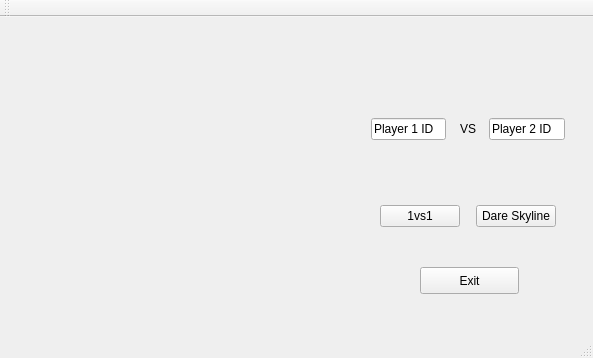
Before: the Qt Designer form 1vs1_qt/Second_version/dotandbox_1_1/mainwindow.ui in MarcoAlejandro/dotandbox_github, drawn with Qt 5.
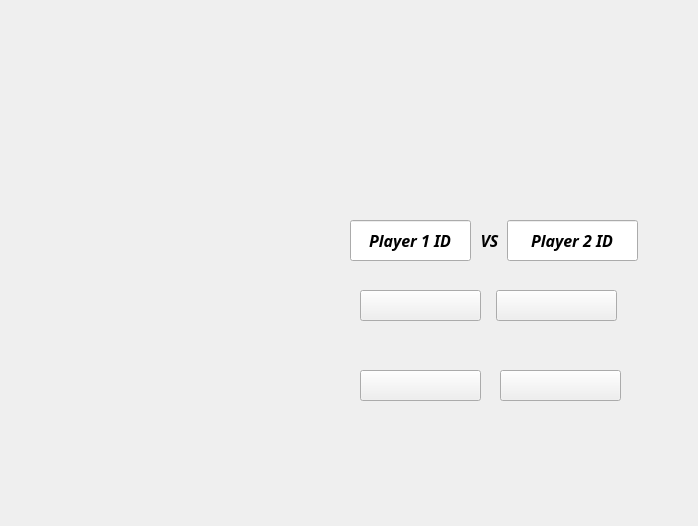
After: the same form once the commit is applied. Icons and pictures are not drawn.

Patch:
```diff
--- a/1vs1_qt/Second_version/dotandbox_1_1/mainwindow.ui
+++ b/1vs1_qt/Second_version/dotandbox_1_1/mainwindow.ui
@@ -6,208 +6,174 @@
    <rect>
     <x>0</x>
     <y>0</y>
-    <width>593</width>
-    <height>358</height>
+    <width>698</width>
+    <height>526</height>
    </rect>
   </property>
   <property name="windowTitle">
    <string>MainWindow</string>
   </property>
   <property name="autoFillBackground">
-   <bool>true</bool>
+   <bool>false</bool>
   </property>
   <property name="styleSheet">
-   <string notr="true"/>
+   <string notr="true">border-image: url(:/images/images/menu_background.jpeg);</string>
   </property>
   <widget class="QWidget" name="centralWidget">
-   <widget class="QWidget" name="layoutWidget">
+   <widget class="QPushButton" name="b_exit">
     <property name="geometry">
      <rect>
       <x>360</x>
-      <y>90</y>
-      <width>216</width>
-      <height>131</height>
+      <y>370</y>
+      <width>121</width>
+      <height>31</height>
      </rect>
     </property>
-    <layout class="QVBoxLayout" name="verticalLayout_2">
-     <item>
-      <layout class="QHBoxLayout" name="horizontalLayout">
-       <item>
-        <widget class="QLineEdit" name="l_id1">
+    <property name="styleSheet">
+     <string notr="true">border-image: url(:/images/images/exit_button.jpeg);</string>
+    </property>
          <property name="text">
-          <string>Player 1 ID</string>
-         </property>
-        </widget>
-       </item>
-       <item>
-        <spacer name="horizontalSpacer">
-         <property name="orientation">
-          <enum>Qt::Horizontal</enum>
-         </property>
-         <property name="sizeHint" stdset="0">
-          <size>
-           <width>40</width>
-           <height>20</height>
-          </size>
-         </property>
-        </spacer>
-       </item>
-       <item>
-        <widget class="QLabel" name="label">
+     <string/>
+    </property>
+   </widget>
+   <widget class="QPushButton" name="b_sett">
+    <property name="geometry">
+     <rect>
+      <x>500</x>
+      <y>370</y>
+      <width>121</width>
+      <height>31</height>
+     </rect>
+    </property>
+    <property name="styleSheet">
+     <string notr="true">border-image: url(:/images/images/settings_button.jpeg);</string>
+    </property>
          <property name="text">
-          <string>VS</string>
-         </property>
-        </widget>
-       </item>
-       <item>
-        <spacer name="horizontalSpacer_2">
-         <property name="orientation">
-          <enum>Qt::Horizontal</enum>
-         </property>
-         <property name="sizeHint" stdset="0">
-          <size>
-           <width>40</width>
-           <height>20</height>
-          </size>
-         </property>
-        </spacer>
-       </item>
-       <item>
+     <string/>
+    </property>
+   </widget>
         <widget class="QLineEdit" name="l_id2">
+    <property name="geometry">
+     <rect>
+      <x>507</x>
+      <y>220</y>
+      <width>131</width>
+      <height>41</height>
+     </rect>
+    </property>
+    <property name="font">
+     <font>
+      <family>Purisa</family>
+      <pointsize>12</pointsize>
+      <weight>75</weight>
+      <italic>true</italic>
+      <bold>true</bold>
+     </font>
+    </property>
+    <property name="styleSheet">
+     <string notr="true">border-image: url(:/images/images/paper_background.jpg);</string>
+    </property>
          <property name="text">
           <string>Player 2 ID</string>
          </property>
+    <property name="alignment">
+     <set>Qt::AlignCenter</set>
+    </property>
          <property name="readOnly">
           <bool>false</bool>
          </property>
         </widget>
-       </item>
-      </layout>
-     </item>
-     <item>
-      <spacer name="verticalSpacer_2">
-       <property name="orientation">
-        <enum>Qt::Vertical</enum>
-       </property>
-       <property name="sizeHint" stdset="0">
-        <size>
-         <width>20</width>
-         <height>18</height>
-        </size>
-       </property>
-      </spacer>
-     </item>
-     <item>
-      <layout class="QHBoxLayout" name="horizontalLayout_2">
-       <item>
-        <spacer name="horizontalSpacer_3">
-         <property name="orientation">
-          <enum>Qt::Horizontal</enum>
-         </property>
-         <property name="sizeHint" stdset="0">
-          <size>
-           <width>40</width>
-           <height>20</height>
-          </size>
-         </property>
-        </spacer>
-       </item>
-       <item>
-        <widget class="QPushButton" name="b_play">
+   <widget class="QLabel" name="label">
+    <property name="geometry">
+     <rect>
+      <x>474</x>
+      <y>220</y>
+      <width>31</width>
+      <height>41</height>
+     </rect>
+    </property>
+    <property name="font">
+     <font>
+      <family>Purisa</family>
+      <pointsize>12</pointsize>
+      <weight>75</weight>
+      <italic>true</italic>
+      <bold>true</bold>
+     </font>
+    </property>
+    <property name="styleSheet">
+     <string notr="true">border-image: url(:/images/images/paper_background.jpg);</string>
+    </property>
          <property name="text">
-          <string>1vs1</string>
-         </property>
-        </widget>
-       </item>
-       <item>
-        <spacer name="horizontalSpacer_5">
-         <property name="orientation">
-          <enum>Qt::Horizontal</enum>
-         </property>
-         <property name="sizeHint" stdset="0">
-          <size>
-           <width>40</width>
-           <height>20</height>
-          </size>
-         </property>
-        </spacer>
-       </item>
-       <item>
+     <string>VS</string>
+    </property>
+    <property name="alignment">
+     <set>Qt::AlignCenter</set>
+    </property>
+   </widget>
+   <widget class="QLineEdit" name="l_id1">
+    <property name="geometry">
+     <rect>
+      <x>350</x>
+      <y>220</y>
+      <width>121</width>
+      <height>41</height>
+     </rect>
+    </property>
+    <property name="font">
+     <font>
+      <family>Purisa</family>
+      <pointsize>12</pointsize>
+      <weight>75</weight>
+      <italic>true</italic>
+      <bold>true</bold>
+      <underline>false</underline>
+      <strikeout>false</strikeout>
+     </font>
+    </property>
+    <property name="styleSheet">
+     <string notr="true">border-image: url(:/images/images/paper_background.jpg);</string>
+    </property>
+    <property name="text">
+     <string>Player 1 ID</string>
+    </property>
+    <property name="alignment">
+     <set>Qt::AlignCenter</set>
+    </property>
+   </widget>
         <widget class="QPushButton" name="b_ai_play">
-         <property name="text">
-          <string>Dare Skyline</string>
-         </property>
-        </widget>
-       </item>
-       <item>
-        <spacer name="horizontalSpacer_4">
-         <property name="orientation">
-          <enum>Qt::Horizontal</enum>
-         </property>
-         <property name="sizeHint" stdset="0">
-          <size>
-           <width>40</width>
-           <height>20</height>
-          </size>
-         </property>
-        </spacer>
-       </item>
-      </layout>
-     </item>
-    </layout>
-   </widget>
-   <widget class="QLabel" name="l_logo">
     <property name="geometry">
      <rect>
-      <x>0</x>
-      <y>-4</y>
-      <width>351</width>
-      <height>301</height>
+      <x>496</x>
+      <y>290</y>
+      <width>121</width>
+      <height>31</height>
      </rect>
     </property>
+    <property name="styleSheet">
+     <string notr="true">border-image: url(:/images/images/dare_button.jpeg);</string>
+    </property>
     <property name="text">
      <string/>
     </property>
-    <property name="pixmap">
-     <pixmap resource="res.qrc">:/images/images/WhatsApp Image 2016-11-30 at 11.45.59.jpeg</pixmap>
-    </property>
-    <property name="scaledContents">
-     <bool>true</bool>
-    </property>
    </widget>
-   <widget class="QPushButton" name="b_exit">
+   <widget class="QPushButton" name="b_play">
     <property name="geometry">
      <rect>
-      <x>420</x>
-      <y>250</y>
-      <width>99</width>
-      <height>27</height>
+      <x>360</x>
+      <y>290</y>
+      <width>121</width>
+      <height>31</height>
      </rect>
     </property>
+    <property name="styleSheet">
+     <string notr="true">border-image: url(:/images/images/1vs1_button.jpeg);</string>
+    </property>
     <property name="text">
-     <string>Exit</string>
+     <string/>
     </property>
    </widget>
   </widget>
-  <widget class="QMenuBar" name="menuBar">
-   <property name="geometry">
-    <rect>
-     <x>0</x>
-     <y>0</y>
-     <width>593</width>
-     <height>25</height>
-    </rect>
-   </property>
-  </widget>
-  <widget class="QToolBar" name="mainToolBar">
-   <attribute name="toolBarArea">
-    <enum>TopToolBarArea</enum>
-   </attribute>
-   <attribute name="toolBarBreak">
-    <bool>false</bool>
-   </attribute>
-  </widget>
-  <widget class="QStatusBar" name="statusBar"/>
  </widget>
  <layoutdefault spacing="6" margin="11"/>
  <resources>
```
Left out of the diff: 4 changed lines with no effect on the pictures. Lines whose indentation alone changed are shown as unchanged.
